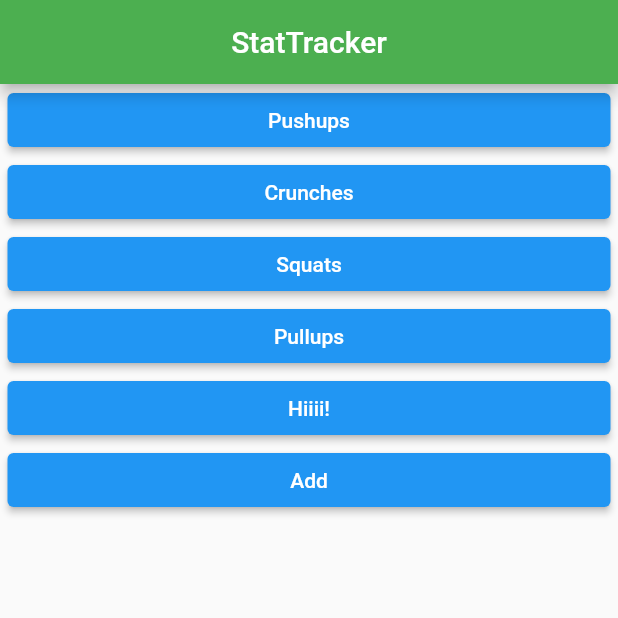
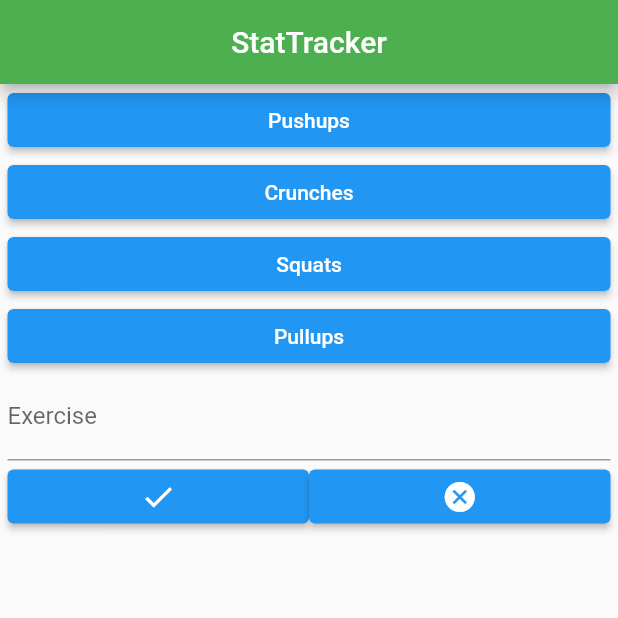
Before and after one commit to BOT1LEO/flat, a Flutter app: the screen it shows after launch, after a tap on "Add", on a phone screen of 412 x 824 dp, the top half of it. Run offline on Flutter 3.47's test engine with Material 2 defaults, Android fonts, the phone set to English and light mode, and no system bars.

Commit message:
Add button actually does something useful

```diff
--- a/lib/main.dart
+++ b/lib/main.dart
@@ -1,7 +1,7 @@
 
 import 'package:flutter/material.dart';
-import 'Stats.dart';
-import 'Exercise.dart';
+import 'stats.dart';
+import 'exercise.dart';
 void main() {
   runApp(const MaterialApp(
     title: 'Navigation Basics',
@@ -17,6 +17,7 @@ class MainMenu extends StatefulWidget {
 }
 
 class _MainMenuState extends State<MainMenu> {
+  bool adding = false;
 
   List<Exercise> exerciseList = [
     Exercise("Pushups"),
@@ -35,6 +36,7 @@ class _MainMenuState extends State<MainMenu> {
         ),
         onPressed: () {
           Navigator.push(context, MaterialPageRoute(builder: (context) => Stats(value: exercise)));
+          print(exercise.name);
         }
       ),
     );
@@ -50,13 +52,60 @@ class _MainMenuState extends State<MainMenu> {
         ),
         onPressed: () {
           setState(() {
-            exerciseList.add(Exercise("Hiiii!"));
+            adding = true;
           });
         }
       ),
     );
   }
 
+  Widget addExerciseForm(){
+    return Container(
+      margin: const EdgeInsets.fromLTRB(5,0,5,0),
+      child: Column(
+        children: [
+        TextFormField(
+            decoration: const InputDecoration(
+              border: UnderlineInputBorder(),
+              label: Text("Exercise"),
+            ),
+          ),
+          Row(
+            children: [
+              Expanded(child: Container(
+              child:ElevatedButton(
+                child: Icon(Icons.check_sharp),
+                style: ElevatedButton.styleFrom(
+                  padding: const EdgeInsets.fromLTRB(0, 5, 0, 5),
+                ),
+                onPressed: () {
+                  setState(() {
+                    adding = false;
+                  });
+                }
+              ),
+              ),),
+              Expanded(
+                child: Container(
+                  child: ElevatedButton(
+                    child: Icon(Icons.cancel),
+                    style: ElevatedButton.styleFrom(
+                      padding: const EdgeInsets.fromLTRB(0, 5, 0, 5),
+                    ),
+                    onPressed: () {
+                      setState(() {
+                        adding = false;
+                      });
+                    }
+                  ),
+                ),
+              ),
+            ],
+          ),
+        ],
+      ),
+    );
+  }
 
   @override
   Widget build(BuildContext context) {
@@ -70,7 +119,13 @@ class _MainMenuState extends State<MainMenu> {
         itemCount: exerciseList.length+1,
         itemBuilder: (context,index) {
           if(index<exerciseList.length){return statsButton(exerciseList[index]);}
-          else {return addExerciseButton();}
+          else {
+            if(adding){
+              return addExerciseForm();
+            }else{
+              return addExerciseButton();
+            }
+          }
         }
       ),
     );
```
